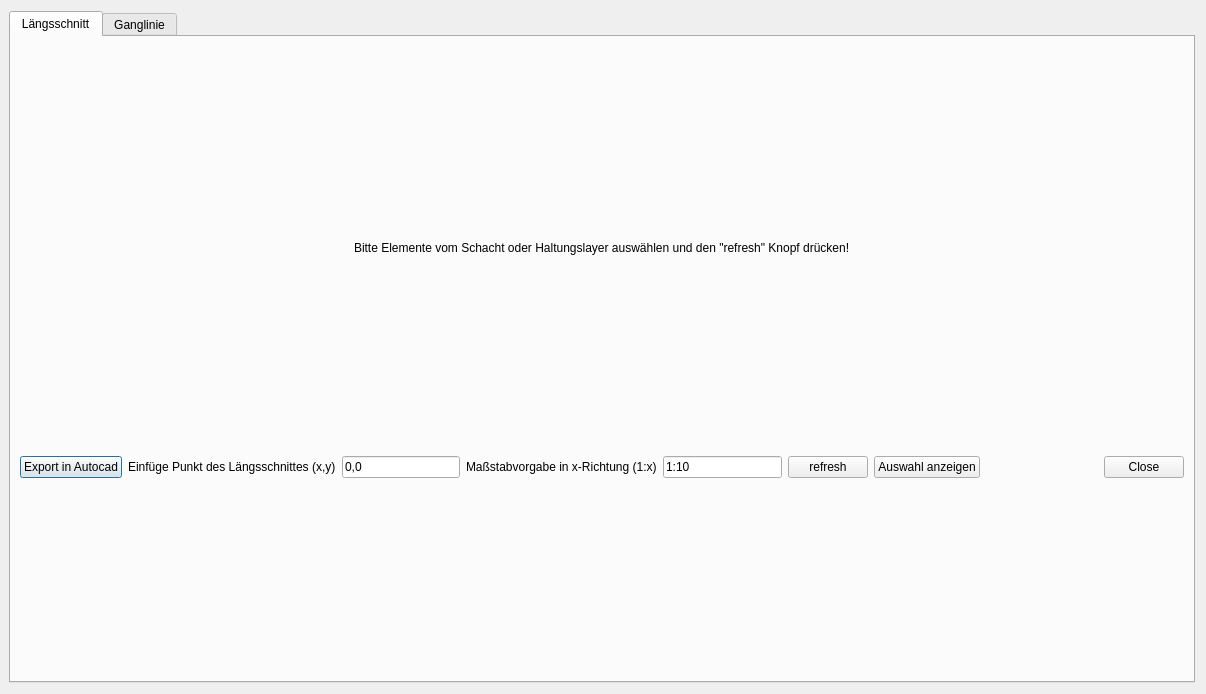
First picture: the form in qkan/laengsschnitt/res/laengsschnitt.ui, repository hoettges/QKan, before the edit.
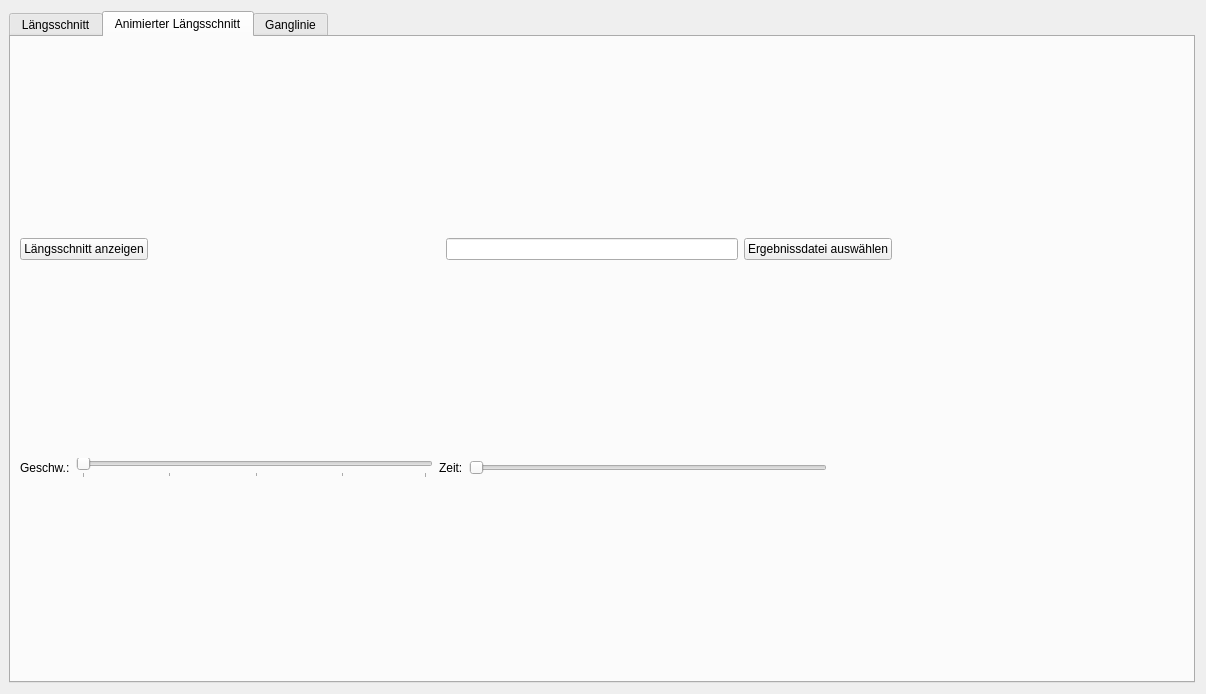
Second picture: the form after the edit. The open tabs and pages were chosen to show the change.

What changed in the file:
```diff
--- a/qkan/laengsschnitt/res/laengsschnitt.ui
+++ b/qkan/laengsschnitt/res/laengsschnitt.ui
@@ -194,7 +194,119 @@
        </item>
       </layout>
      </widget>
-     <widget class="QWidget" name="tab_4">
+     <widget class="QWidget" name="tab_laengs_animiert">
+      <attribute name="title">
+       <string>Animierter Längsschnitt</string>
+      </attribute>
+      <layout class="QVBoxLayout" name="verticalLayout_5">
+       <item>
+        <layout class="QVBoxLayout" name="verticalLayout_6">
+         <item>
+          <layout class="QHBoxLayout" name="horizontalLayout_7">
+           <property name="spacing">
+            <number>6</number>
+           </property>
+           <item>
+            <widget class="QPushButton" name="pushButton_6">
+             <property name="text">
+              <string>Längsschnitt anzeigen</string>
+             </property>
+            </widget>
+           </item>
+           <item>
+            <spacer name="horizontalSpacer_8">
+             <property name="orientation">
+              <enum>Qt::Horizontal</enum>
+             </property>
+             <property name="sizeHint" stdset="0">
+              <size>
+               <width>40</width>
+               <height>20</height>
+              </size>
+             </property>
+            </spacer>
+           </item>
+           <item>
+            <widget class="QLineEdit" name="lineEdit_4"/>
+           </item>
+           <item>
+            <widget class="QPushButton" name="pushButton_7">
+             <property name="text">
+              <string>Ergebnissdatei auswählen</string>
+             </property>
+            </widget>
+           </item>
+           <item>
+            <spacer name="horizontalSpacer_9">
+             <property name="orientation">
+              <enum>Qt::Horizontal</enum>
+             </property>
+             <property name="sizeHint" stdset="0">
+              <size>
+               <width>40</width>
+               <height>20</height>
+              </size>
+             </property>
+            </spacer>
+           </item>
+          </layout>
+         </item>
+        </layout>
+       </item>
+       <item>
+        <layout class="QHBoxLayout" name="horizontalLayout_6">
+         <item>
+          <widget class="QLabel" name="label_6">
+           <property name="text">
+            <string>Geschw.:</string>
+           </property>
+          </widget>
+         </item>
+         <item>
+          <widget class="QSlider" name="geschw_2">
+           <property name="orientation">
+            <enum>Qt::Horizontal</enum>
+           </property>
+           <property name="tickPosition">
+            <enum>QSlider::TicksBelow</enum>
+           </property>
+           <property name="tickInterval">
+            <number>25</number>
+           </property>
+          </widget>
+         </item>
+         <item>
+          <widget class="QLabel" name="label_7">
+           <property name="text">
+            <string>Zeit:</string>
+           </property>
+          </widget>
+         </item>
+         <item>
+          <widget class="QSlider" name="horizontalSlider_3">
+           <property name="orientation">
+            <enum>Qt::Horizontal</enum>
+           </property>
+          </widget>
+         </item>
+         <item>
+          <spacer name="horizontalSpacer_7">
+           <property name="orientation">
+            <enum>Qt::Horizontal</enum>
+           </property>
+           <property name="sizeHint" stdset="0">
+            <size>
+             <width>40</width>
+             <height>20</height>
+            </size>
+           </property>
+          </spacer>
+         </item>
+        </layout>
+       </item>
+      </layout>
+     </widget>
+     <widget class="QWidget" name="tab_ganglinie">
       <attribute name="title">
        <string>Ganglinie</string>
       </attribute>
```
Left out of the diff: 60 changed lines with no effect on the pictures.
